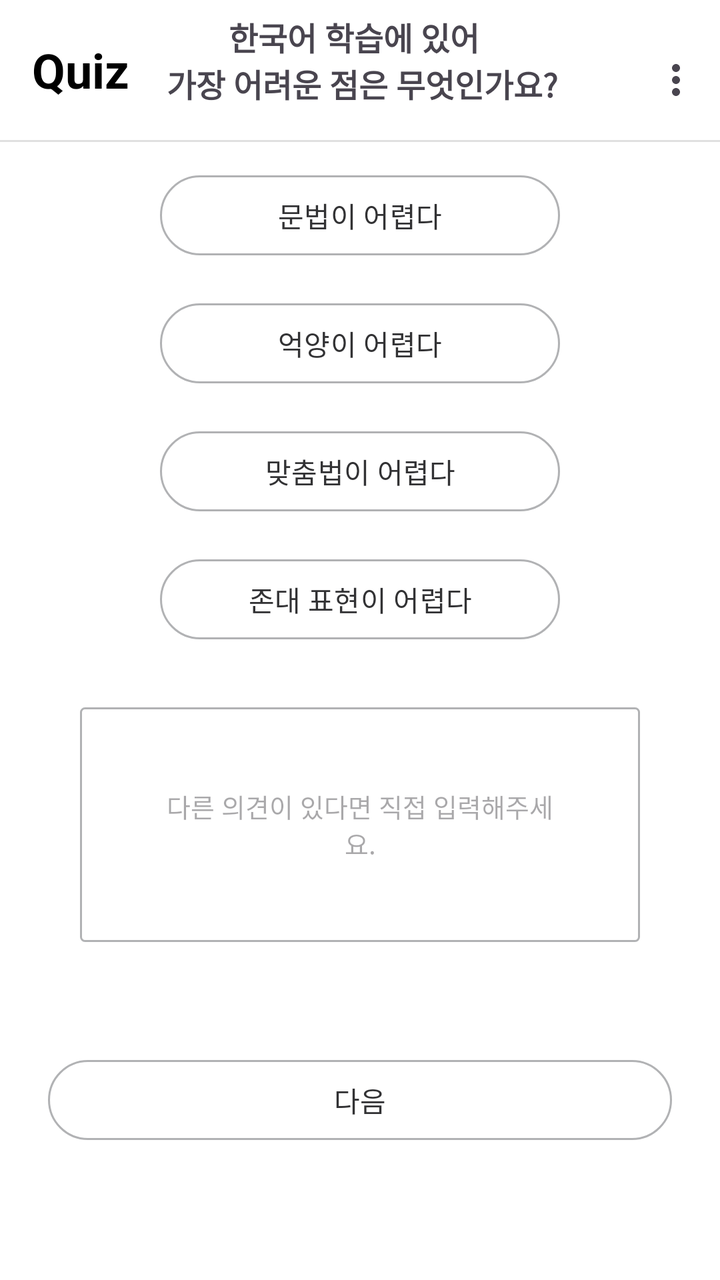
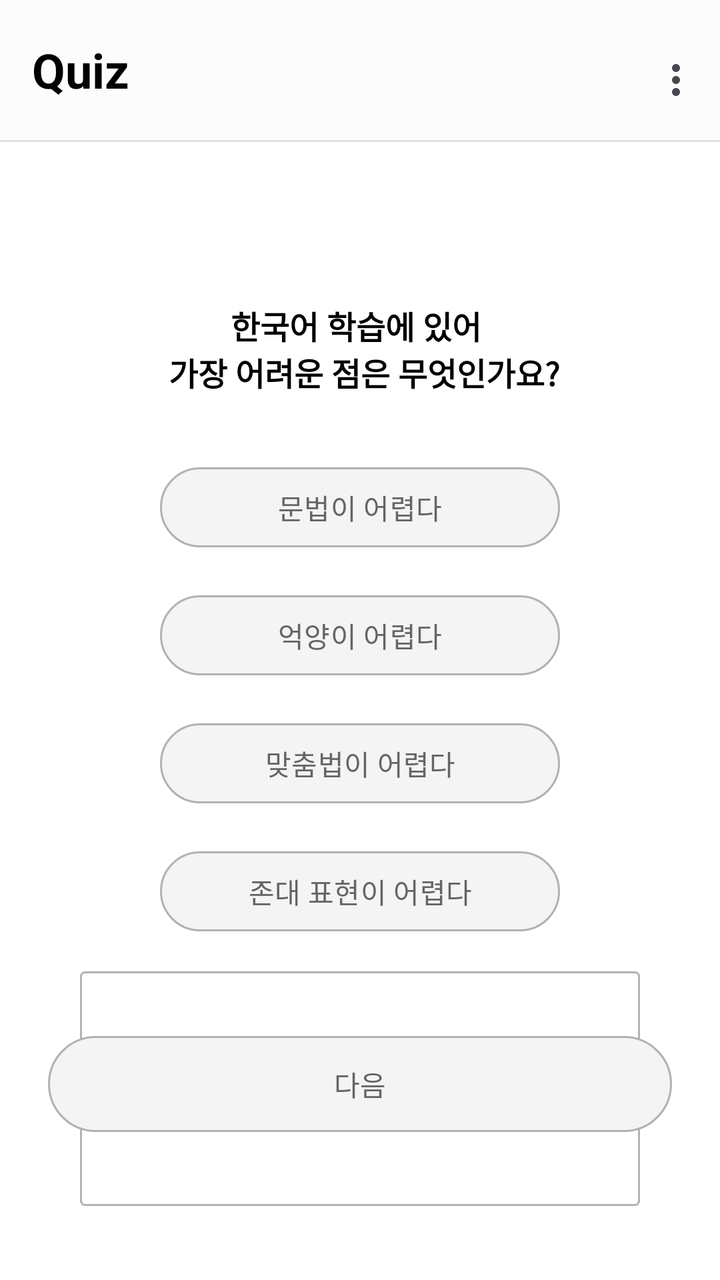

The first picture is an Android layout as it rendered before a commit; the second is the same layout after the commit. The layout source and the unified diff follow.
<!-- AndroidManifest.xml: application theme Theme.GURU2 -->
<!-- res/layout/fragment_survey_q2.xml -->
<?xml version="1.0" encoding="utf-8"?>
<androidx.constraintlayout.widget.ConstraintLayout xmlns:android="http://schemas.android.com/apk/res/android"
    xmlns:app="http://schemas.android.com/apk/res-auto"
    xmlns:tools="http://schemas.android.com/tools"
    android:layout_width="match_parent"
    android:layout_height="match_parent"
    android:background="#FFF"
    tools:context=".SurveyQ2Fragment">

    
    <com.google.android.material.appbar.AppBarLayout
        android:id="@+id/appBar"
        android:layout_width="0dp"
        android:layout_height="wrap_content"
        android:background="#FFFFFF"
        app:layout_constraintTop_toTopOf="parent"
        app:layout_constraintStart_toStartOf="parent"
        app:layout_constraintEnd_toEndOf="parent">

        <com.google.android.material.appbar.MaterialToolbar
            android:id="@+id/mainToolbar"
            android:layout_width="match_parent"
            android:layout_height="70dp"
            android:background="#FFF"
            android:paddingVertical="8dp"
            app:menu="@menu/menu_main"
            app:titleTextAppearance="@style/ToolbarTitleBold"
            app:title="Quiz"
            app:titleTextColor="@android:color/black" />
        <View
            android:layout_width="match_parent"
            android:layout_height="1dp"
            android:background="#E0E0E0" />

    </com.google.android.material.appbar.AppBarLayout>

    
    <TextView
        android:id="@+id/Q2TextView"
        android:layout_width="249dp"
        android:layout_height="57dp"
        android:layout_marginBottom="20dp"
        android:text="한국어 학습에 있어 \n 가장 어려운 점은 무엇인가요?"
        android:textAlignment="center"
        android:textAllCaps="false"
        android:textSize="16sp"
        android:textStyle="bold"
        app:layout_constraintBottom_toTopOf="@+id/btnHard1"
        app:layout_constraintEnd_toEndOf="parent"
        app:layout_constraintHorizontal_bias="0.493"
        app:layout_constraintStart_toStartOf="parent" />

    
    <Button
        android:id="@+id/btnHard1"
        android:layout_width="0dp"
        android:layout_height="wrap_content"
        android:layout_marginStart="80dp"
        android:layout_marginEnd="80dp"
        android:layout_marginBottom="16dp"
        android:text="문법이 어렵다"
        android:textColor="#323234"
        app:backgroundTint="#FFF"
        app:strokeWidth="1dp"
        app:strokeColor="#B1B2B4"
        app:layout_constraintBottom_toTopOf="@+id/btnHard2"
        app:layout_constraintEnd_toEndOf="parent"
        app:layout_constraintHorizontal_bias="0.0"
        app:layout_constraintStart_toStartOf="parent" />

    <Button
        android:id="@+id/btnHard2"
        android:layout_width="0dp"
        android:layout_height="wrap_content"
        android:layout_marginStart="80dp"
        android:layout_marginEnd="80dp"
        android:layout_marginBottom="16dp"
        android:text="억양이 어렵다"
        android:textColor="#323234"
        app:backgroundTint="#FFF"
        app:strokeWidth="1dp"
        app:strokeColor="#B1B2B4"
        app:layout_constraintBottom_toTopOf="@+id/btnHard3"
        app:layout_constraintEnd_toEndOf="parent"
        app:layout_constraintHorizontal_bias="0.0"
        app:layout_constraintStart_toStartOf="parent" />

    <Button
        android:id="@+id/btnHard3"
        android:layout_width="0dp"
        android:layout_height="wrap_content"
        android:layout_marginStart="80dp"
        android:layout_marginEnd="80dp"
        android:layout_marginBottom="16dp"
        android:text="맞춤법이 어렵다"
        android:textColor="#323234"
        app:backgroundTint="#FFF"
        app:strokeWidth="1dp"
        app:strokeColor="#B1B2B4"
        app:layout_constraintBottom_toTopOf="@+id/btnHard4"
        app:layout_constraintEnd_toEndOf="parent"
        app:layout_constraintHorizontal_bias="0.0"
        app:layout_constraintStart_toStartOf="parent" />

    <Button
        android:id="@+id/btnHard4"
        android:layout_width="0dp"
        android:layout_height="wrap_content"
        android:layout_marginStart="80dp"
        android:layout_marginEnd="80dp"
        android:layout_marginBottom="30dp"
        android:text="존대 표현이 어렵다"
        android:textColor="#323234"
        app:backgroundTint="#FFF"
        app:strokeWidth="1dp"
        app:strokeColor="#B1B2B4"
        app:layout_constraintBottom_toTopOf="@+id/editText"
        app:layout_constraintEnd_toEndOf="parent"
        app:layout_constraintHorizontal_bias="0.0"
        app:layout_constraintStart_toStartOf="parent" />

    

    

    <EditText
        android:id="@+id/editText"
        android:layout_width="0dp"
        android:layout_height="wrap_content"
        android:layout_marginStart="40dp"
        android:layout_marginEnd="40dp"
        android:layout_marginBottom="55dp"
        android:hint="다른 의견이 있다면 직접 입력해주세요."
        android:textSize="13dp"
        android:padding="40dp"
        android:textAlignment="center"
        android:background="@drawable/bg_edittext"
        app:layout_constraintBottom_toTopOf="@+id/btnNext"
        app:layout_constraintEnd_toEndOf="parent"
        app:layout_constraintHorizontal_bias="0.0"
        app:layout_constraintStart_toStartOf="parent" />

    <Button
        android:id="@+id/btnNext"
        android:layout_width="match_parent"
        android:layout_height="48dp"
        android:layout_marginStart="24dp"
        android:layout_marginEnd="24dp"
        android:layout_marginBottom="66dp"
        android:text="다음"
        android:textColor="#323234"
        app:backgroundTint="#FFF"
        app:layout_constraintBottom_toBottomOf="parent"
        app:layout_constraintEnd_toEndOf="parent"
        app:layout_constraintStart_toStartOf="parent"
        app:strokeColor="#B1B2B4"
        app:strokeWidth="1dp" />

</androidx.constraintlayout.widget.ConstraintLayout>
<!-- resources referenced by this layout -->
<resources>
  <!-- drawable bg_edittext (drawable) -->
  <?xml version="1.0" encoding="utf-8"?>
  <shape xmlns:android="http://schemas.android.com/apk/res/android"
      android:shape="rectangle">
  
      <solid android:color="#FFFFFF" />
  
      <stroke
          android:width="1dp"
          android:color="#B1B2B4" />
  
      <corners android:radius="2dp" />
  </shape>
  <style name="ToolbarTitleBold">
          <item name="android:textStyle">bold</item>
          <item name="android:textSize">24sp</item>
      </style>
  <style name="Theme.GURU2" parent="Base.Theme.GURU2" />
  <style name="Base.Theme.GURU2" parent="Theme.Material3.DayNight.NoActionBar">
  
          <item name="android:windowLightStatusBar">true</item>
  
          <item name="android:windowTranslucentStatus">false</item>
  
          <item name="popupMenuBackground">@android:color/transparent</item>
          <item name="android:itemBackground">#E9ECFF</item>
          
      </style>
</resources>

<!-- the commit's change to res/layout/fragment_survey_q2.xml (unified diff, before → after) -->
@@ -4,7 +4,7 @@
     xmlns:tools="http://schemas.android.com/tools"
     android:layout_width="match_parent"
     android:layout_height="match_parent"
-    android:background="#FFF"
+    android:background="@color/white"
     tools:context=".SurveyQ2Fragment">
 
     
@@ -13,20 +13,21 @@
         android:layout_width="0dp"
         android:layout_height="wrap_content"
         android:background="#FFFFFF"
-        app:layout_constraintTop_toTopOf="parent"
+        app:layout_constraintEnd_toEndOf="parent"
         app:layout_constraintStart_toStartOf="parent"
-        app:layout_constraintEnd_toEndOf="parent">
+        app:layout_constraintTop_toTopOf="parent">
 
         <com.google.android.material.appbar.MaterialToolbar
             android:id="@+id/mainToolbar"
             android:layout_width="match_parent"
             android:layout_height="70dp"
-            android:background="#FFF"
+            android:background="@color/toolbar_color"
             android:paddingVertical="8dp"
             app:menu="@menu/menu_main"
+            app:title="Quiz"
             app:titleTextAppearance="@style/ToolbarTitleBold"
-            app:title="Quiz"
             app:titleTextColor="@android:color/black" />
+
         <View
             android:layout_width="match_parent"
             android:layout_height="1dp"
@@ -37,18 +38,20 @@
     
     <TextView
         android:id="@+id/Q2TextView"
-        android:layout_width="249dp"
-        android:layout_height="57dp"
-        android:layout_marginBottom="20dp"
+        android:layout_width="0dp"
+        android:layout_height="wrap_content"
+        android:layout_marginStart="80dp"
+        android:layout_marginTop="80dp"
+        android:layout_marginEnd="80dp"
         android:text="한국어 학습에 있어 \n 가장 어려운 점은 무엇인가요?"
         android:textAlignment="center"
         android:textAllCaps="false"
+        android:textColor="@color/black"
         android:textSize="16sp"
         android:textStyle="bold"
-        app:layout_constraintBottom_toTopOf="@+id/btnHard1"
         app:layout_constraintEnd_toEndOf="parent"
-        app:layout_constraintHorizontal_bias="0.493"
-        app:layout_constraintStart_toStartOf="parent" />
+        app:layout_constraintStart_toStartOf="parent"
+        app:layout_constraintTop_toBottomOf="@+id/appBar" />
 
     
     <Button
@@ -56,68 +59,68 @@
         android:layout_width="0dp"
         android:layout_height="wrap_content"
         android:layout_marginStart="80dp"
+        android:layout_marginTop="32dp"
         android:layout_marginEnd="80dp"
-        android:layout_marginBottom="16dp"
         android:text="문법이 어렵다"
-        android:textColor="#323234"
-        app:backgroundTint="#FFF"
-        app:strokeWidth="1dp"
-        app:strokeColor="#B1B2B4"
-        app:layout_constraintBottom_toTopOf="@+id/btnHard2"
+        android:textColor="@color/button_text_default"
+        app:backgroundTint="@color/button_default_bg"
         app:layout_constraintEnd_toEndOf="parent"
         app:layout_constraintHorizontal_bias="0.0"
-        app:layout_constraintStart_toStartOf="parent" />
+        app:layout_constraintStart_toStartOf="parent"
+        app:layout_constraintTop_toBottomOf="@+id/Q2TextView"
+        app:strokeColor="@color/button_default_stroke"
+        app:strokeWidth="1dp" />
 
     <Button
         android:id="@+id/btnHard2"
         android:layout_width="0dp"
         android:layout_height="wrap_content"
         android:layout_marginStart="80dp"
+        android:layout_marginTop="16dp"
         android:layout_marginEnd="80dp"
-        android:layout_marginBottom="16dp"
         android:text="억양이 어렵다"
-        android:textColor="#323234"
-        app:backgroundTint="#FFF"
-        app:strokeWidth="1dp"
-        app:strokeColor="#B1B2B4"
-        app:layout_constraintBottom_toTopOf="@+id/btnHard3"
+        android:textColor="@color/button_text_default"
+        app:backgroundTint="@color/button_default_bg"
         app:layout_constraintEnd_toEndOf="parent"
         app:layout_constraintHorizontal_bias="0.0"
-        app:layout_constraintStart_toStartOf="parent" />
+        app:layout_constraintStart_toStartOf="parent"
+        app:layout_constraintTop_toBottomOf="@+id/btnHard1"
+        app:strokeColor="@color/button_default_stroke"
+        app:strokeWidth="1dp" />
 
     <Button
         android:id="@+id/btnHard3"
         android:layout_width="0dp"
         android:layout_height="wrap_content"
         android:layout_marginStart="80dp"
+        android:layout_marginTop="16dp"
         android:layout_marginEnd="80dp"
-        android:layout_marginBottom="16dp"
         android:text="맞춤법이 어렵다"
-        android:textColor="#323234"
-        app:backgroundTint="#FFF"
-        app:strokeWidth="1dp"
-        app:strokeColor="#B1B2B4"
-        app:layout_constraintBottom_toTopOf="@+id/btnHard4"
+        android:textColor="@color/button_text_default"
+        app:backgroundTint="@color/button_default_bg"
         app:layout_constraintEnd_toEndOf="parent"
         app:layout_constraintHorizontal_bias="0.0"
-        app:layout_constraintStart_toStartOf="parent" />
+        app:layout_constraintStart_toStartOf="parent"
+        app:layout_constraintTop_toBottomOf="@+id/btnHard2"
+        app:strokeColor="@color/button_default_stroke"
+        app:strokeWidth="1dp" />
 
     <Button
         android:id="@+id/btnHard4"
         android:layout_width="0dp"
         android:layout_height="wrap_content"
         android:layout_marginStart="80dp"
+        android:layout_marginTop="16dp"
         android:layout_marginEnd="80dp"
-        android:layout_marginBottom="30dp"
         android:text="존대 표현이 어렵다"
-        android:textColor="#323234"
-        app:backgroundTint="#FFF"
-        app:strokeWidth="1dp"
-        app:strokeColor="#B1B2B4"
-        app:layout_constraintBottom_toTopOf="@+id/editText"
+        android:textColor="@color/button_text_default"
+        app:backgroundTint="@color/button_default_bg"
         app:layout_constraintEnd_toEndOf="parent"
         app:layout_constraintHorizontal_bias="0.0"
-        app:layout_constraintStart_toStartOf="parent" />
+        app:layout_constraintStart_toStartOf="parent"
+        app:layout_constraintTop_toBottomOf="@+id/btnHard3"
+        app:strokeColor="@color/button_default_stroke"
+        app:strokeWidth="1dp" />
 
     
 
@@ -128,32 +131,33 @@
         android:layout_width="0dp"
         android:layout_height="wrap_content"
         android:layout_marginStart="40dp"
+        android:layout_marginTop="16dp"
         android:layout_marginEnd="40dp"
-        android:layout_marginBottom="55dp"
+        android:background="@drawable/bg_edittext"
         android:hint="다른 의견이 있다면 직접 입력해주세요."
-        android:textSize="13dp"
         android:padding="40dp"
         android:textAlignment="center"
-        android:background="@drawable/bg_edittext"
-        app:layout_constraintBottom_toTopOf="@+id/btnNext"
+        android:textColor="@color/button_text_default"
+        android:textSize="13dp"
         app:layout_constraintEnd_toEndOf="parent"
         app:layout_constraintHorizontal_bias="0.0"
-        app:layout_constraintStart_toStartOf="parent" />
+        app:layout_constraintStart_toStartOf="parent"
+        app:layout_constraintTop_toBottomOf="@+id/btnHard4" />
 
     <Button
         android:id="@+id/btnNext"
         android:layout_width="match_parent"
-        android:layout_height="48dp"
+        android:layout_height="56dp"
         android:layout_marginStart="24dp"
         android:layout_marginEnd="24dp"
-        android:layout_marginBottom="66dp"
+        android:layout_marginBottom="70dp"
         android:text="다음"
-        android:textColor="#323234"
-        app:backgroundTint="#FFF"
+        android:textColor="@color/button_text_default"
+        app:backgroundTint="@color/button_default_bg"
         app:layout_constraintBottom_toBottomOf="parent"
         app:layout_constraintEnd_toEndOf="parent"
         app:layout_constraintStart_toStartOf="parent"
-        app:strokeColor="#B1B2B4"
+        app:strokeColor="@color/button_default_stroke"
         app:strokeWidth="1dp" />
 
 </androidx.constraintlayout.widget.ConstraintLayout>
<!-- resource entries referenced after the edit -->
@@ -1,5 +1,11 @@
 <!-- resources referenced by this layout -->
 <resources>
+  <color name="black">#FF000000</color>
+  <color name="button_default_bg">#F4F4F4</color>
+  <color name="button_default_stroke">#B1B2B4</color>
+  <color name="button_text_default">#646568</color>
+  <color name="toolbar_color">#FCFCFC</color>
+  <color name="white">#FFFFFFFF</color>
   <!-- drawable bg_edittext (drawable) -->
   <?xml version="1.0" encoding="utf-8"?>
   <shape xmlns:android="http://schemas.android.com/apk/res/android"
